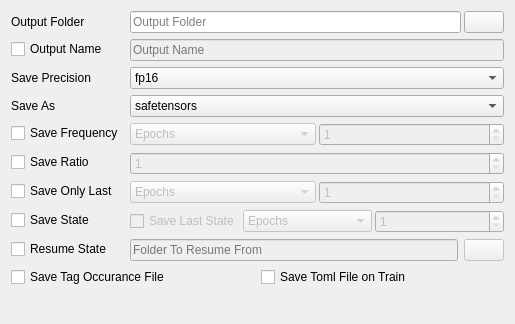
Before: the Qt Designer form ui_files/SavingUI.ui in derrian-distro/LoRA_Easy_Training_Scripts, drawn with Qt 5.
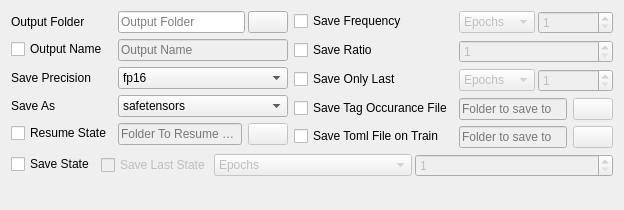
After: the same form once the commit is applied. Custom widgets are drawn as their Qt base class.

The edit to the form file:
```diff
--- a/ui_files/SavingUI.ui
+++ b/ui_files/SavingUI.ui
@@ -6,8 +6,8 @@
    <rect>
     <x>0</x>
     <y>0</y>
-    <width>515</width>
-    <height>324</height>
+    <width>624</width>
+    <height>210</height>
    </rect>
   </property>
   <property name="minimumSize">
@@ -19,38 +19,9 @@
   <property name="windowTitle">
    <string>Form</string>
   </property>
-  <layout class="QFormLayout" name="formLayout">
+  <layout class="QGridLayout" name="gridLayout_2">
    <item row="0" column="0">
-    <widget class="QLabel" name="label">
-     <property name="text">
-      <string>Output Folder</string>
-     </property>
-    </widget>
-   </item>
-   <item row="0" column="1">
-    <layout class="QHBoxLayout" name="horizontalLayout">
-     <property name="spacing">
-      <number>3</number>
-     </property>
-     <item>
-      <widget class="DragDropLineEdit" name="output_folder_input">
-       <property name="toolTip">
-        <string>&lt;html&gt;&lt;head/&gt;&lt;body&gt;&lt;p&gt;The folder all of the trained epochs (checkpoints) will be output to.&lt;/p&gt;&lt;/body&gt;&lt;/html&gt;</string>
-       </property>
-       <property name="placeholderText">
-        <string>Output Folder</string>
-       </property>
-      </widget>
-     </item>
-     <item>
-      <widget class="QPushButton" name="output_folder_selector">
-       <property name="text">
-        <string/>
-       </property>
-      </widget>
-     </item>
-    </layout>
-   </item>
+    <layout class="QFormLayout" name="formLayout_3">
    <item row="1" column="0">
     <widget class="QCheckBox" name="output_name_enable">
      <property name="text">
@@ -135,14 +106,83 @@
      </item>
     </widget>
    </item>
+     <item row="0" column="0">
+      <widget class="QLabel" name="label">
+       <property name="text">
+        <string>Output Folder</string>
+       </property>
+      </widget>
+     </item>
+     <item row="0" column="1">
+      <layout class="QHBoxLayout" name="horizontalLayout">
+       <property name="spacing">
+        <number>3</number>
+       </property>
+       <item>
+        <widget class="DragDropLineEdit" name="output_folder_input">
+         <property name="toolTip">
+          <string>&lt;html&gt;&lt;head/&gt;&lt;body&gt;&lt;p&gt;The folder all of the trained epochs (checkpoints) will be output to.&lt;/p&gt;&lt;/body&gt;&lt;/html&gt;</string>
+         </property>
+         <property name="placeholderText">
+          <string>Output Folder</string>
+         </property>
+        </widget>
+       </item>
+       <item>
+        <widget class="QPushButton" name="output_folder_selector">
+         <property name="text">
+          <string/>
+         </property>
+        </widget>
+       </item>
+      </layout>
+     </item>
    <item row="4" column="0">
+      <widget class="QCheckBox" name="resume_enable">
+       <property name="text">
+        <string>Resume State</string>
+       </property>
+      </widget>
+     </item>
+     <item row="4" column="1">
+      <layout class="QHBoxLayout" name="horizontalLayout_5">
+       <item>
+        <widget class="DragDropLineEdit" name="resume_input">
+         <property name="enabled">
+          <bool>false</bool>
+         </property>
+         <property name="toolTip">
+          <string>&lt;html&gt;&lt;head/&gt;&lt;body&gt;&lt;p&gt;The folder path to a previous state so that you can resume training.&lt;/p&gt;&lt;/body&gt;&lt;/html&gt;</string>
+         </property>
+         <property name="placeholderText">
+          <string>Folder To Resume From</string>
+         </property>
+        </widget>
+       </item>
+       <item>
+        <widget class="QPushButton" name="resume_selector">
+         <property name="enabled">
+          <bool>false</bool>
+         </property>
+         <property name="text">
+          <string/>
+         </property>
+        </widget>
+       </item>
+      </layout>
+     </item>
+    </layout>
+   </item>
+   <item row="0" column="1">
+    <layout class="QFormLayout" name="formLayout">
+     <item row="0" column="0">
     <widget class="QCheckBox" name="save_freq_enable">
      <property name="text">
       <string>Save Frequency</string>
      </property>
     </widget>
    </item>
-   <item row="4" column="1">
+     <item row="0" column="1">
     <layout class="QHBoxLayout" name="horizontalLayout_2">
      <property name="spacing">
       <number>3</number>
@@ -191,14 +231,14 @@
      </item>
     </layout>
    </item>
-   <item row="5" column="0">
+     <item row="1" column="0">
     <widget class="QCheckBox" name="save_ratio_enable">
      <property name="text">
       <string>Save Ratio</string>
      </property>
     </widget>
    </item>
-   <item row="5" column="1">
+     <item row="1" column="1">
     <widget class="SpinBox" name="save_ratio_input">
      <property name="enabled">
       <bool>false</bool>
@@ -217,14 +257,14 @@
      </property>
     </widget>
    </item>
-   <item row="6" column="0">
+     <item row="2" column="0">
     <widget class="QCheckBox" name="save_only_last_enable">
      <property name="text">
       <string>Save Only Last</string>
      </property>
     </widget>
    </item>
-   <item row="6" column="1">
+     <item row="2" column="1">
     <layout class="QHBoxLayout" name="horizontalLayout_3">
      <property name="spacing">
       <number>3</number>
@@ -273,7 +313,85 @@
      </item>
     </layout>
    </item>
-   <item row="7" column="0">
+     <item row="3" column="0">
+      <widget class="QCheckBox" name="save_tags_enable">
+       <property name="toolTip">
+        <string>&lt;html&gt;&lt;head/&gt;&lt;body&gt;&lt;p&gt;Saves a txt file that is a formatted list of all of the tags within all subsets provided when training is started&lt;/p&gt;&lt;/body&gt;&lt;/html&gt;</string>
+       </property>
+       <property name="text">
+        <string>Save Tag Occurance File</string>
+       </property>
+      </widget>
+     </item>
+     <item row="3" column="1">
+      <layout class="QHBoxLayout" name="horizontalLayout_6">
+       <item>
+        <widget class="DragDropLineEdit" name="save_tag_input">
+         <property name="enabled">
+          <bool>false</bool>
+         </property>
+         <property name="toolTip">
+          <string>&lt;html&gt;&lt;head/&gt;&lt;body&gt;&lt;p&gt;The folder to save the tag file to, defaults to the same as output folder if not filled&lt;/p&gt;&lt;/body&gt;&lt;/html&gt;</string>
+         </property>
+         <property name="placeholderText">
+          <string>Folder to save to</string>
+         </property>
+        </widget>
+       </item>
+       <item>
+        <widget class="QPushButton" name="save_tag_selector">
+         <property name="enabled">
+          <bool>false</bool>
+         </property>
+         <property name="text">
+          <string/>
+         </property>
+        </widget>
+       </item>
+      </layout>
+     </item>
+     <item row="4" column="0">
+      <widget class="QCheckBox" name="save_toml_on_train_enable">
+       <property name="toolTip">
+        <string>&lt;html&gt;&lt;head/&gt;&lt;body&gt;&lt;p&gt;Saves a toml file when training begins, as a way to prevent accidentally losing args&lt;/p&gt;&lt;/body&gt;&lt;/html&gt;</string>
+       </property>
+       <property name="text">
+        <string>Save Toml File on Train</string>
+       </property>
+      </widget>
+     </item>
+     <item row="4" column="1">
+      <layout class="QHBoxLayout" name="horizontalLayout_7">
+       <item>
+        <widget class="DragDropLineEdit" name="save_toml_input">
+         <property name="enabled">
+          <bool>false</bool>
+         </property>
+         <property name="toolTip">
+          <string>&lt;html&gt;&lt;head/&gt;&lt;body&gt;&lt;p&gt;The folder to save the toml file to, defaults to the same as output folder if not filled&lt;/p&gt;&lt;/body&gt;&lt;/html&gt;</string>
+         </property>
+         <property name="placeholderText">
+          <string>Folder to save to</string>
+         </property>
+        </widget>
+       </item>
+       <item>
+        <widget class="QPushButton" name="save_toml_selector">
+         <property name="enabled">
+          <bool>false</bool>
+         </property>
+         <property name="text">
+          <string/>
+         </property>
+        </widget>
+       </item>
+      </layout>
+     </item>
+    </layout>
+   </item>
+   <item row="1" column="0" colspan="2">
+    <layout class="QFormLayout" name="formLayout_4">
+     <item row="0" column="0">
     <widget class="QCheckBox" name="save_state_enable">
      <property name="toolTip">
       <string>&lt;html&gt;&lt;head/&gt;&lt;body&gt;&lt;p&gt;This is how you would save the state of the model in training for resuming later. By default it will save one every time you save an epoch&lt;/p&gt;&lt;/body&gt;&lt;/html&gt;</string>
@@ -283,7 +401,7 @@
      </property>
     </widget>
    </item>
-   <item row="7" column="1">
+     <item row="0" column="1">
     <layout class="QHBoxLayout" name="horizontalLayout_4">
      <property name="spacing">
       <number>3</number>
@@ -350,62 +468,6 @@
       </widget>
      </item>
     </layout>
-   </item>
-   <item row="8" column="0">
-    <widget class="QCheckBox" name="resume_enable">
-     <property name="text">
-      <string>Resume State</string>
-     </property>
-    </widget>
-   </item>
-   <item row="8" column="1">
-    <layout class="QHBoxLayout" name="horizontalLayout_5">
-     <item>
-      <widget class="DragDropLineEdit" name="resume_input">
-       <property name="enabled">
-        <bool>false</bool>
-       </property>
-       <property name="toolTip">
-        <string>&lt;html&gt;&lt;head/&gt;&lt;body&gt;&lt;p&gt;The folder path to a previous state so that you can resume training.&lt;/p&gt;&lt;/body&gt;&lt;/html&gt;</string>
-       </property>
-       <property name="placeholderText">
-        <string>Folder To Resume From</string>
-       </property>
-      </widget>
-     </item>
-     <item>
-      <widget class="QPushButton" name="resume_selector">
-       <property name="enabled">
-        <bool>false</bool>
-       </property>
-       <property name="text">
-        <string/>
-       </property>
-      </widget>
-     </item>
-    </layout>
-   </item>
-   <item row="9" column="0" colspan="2">
-    <layout class="QHBoxLayout" name="horizontalLayout_7">
-     <item>
-      <widget class="QCheckBox" name="save_tags_enable">
-       <property name="toolTip">
-        <string>&lt;html&gt;&lt;head/&gt;&lt;body&gt;&lt;p&gt;Saves a txt file that is a formatted list of all of the tags within all subsets provided when training is started&lt;/p&gt;&lt;/body&gt;&lt;/html&gt;</string>
-       </property>
-       <property name="text">
-        <string>Save Tag Occurance File</string>
-       </property>
-      </widget>
-     </item>
-     <item>
-      <widget class="QCheckBox" name="save_toml_on_train_enable">
-       <property name="toolTip">
-        <string>&lt;html&gt;&lt;head/&gt;&lt;body&gt;&lt;p&gt;Saves a toml file when training begins, as a way to prevent accidentally losing args&lt;/p&gt;&lt;/body&gt;&lt;/html&gt;</string>
-       </property>
-       <property name="text">
-        <string>Save Toml File on Train</string>
-       </property>
-      </widget>
      </item>
     </layout>
    </item>
```
Lines whose indentation alone changed are shown as unchanged.
